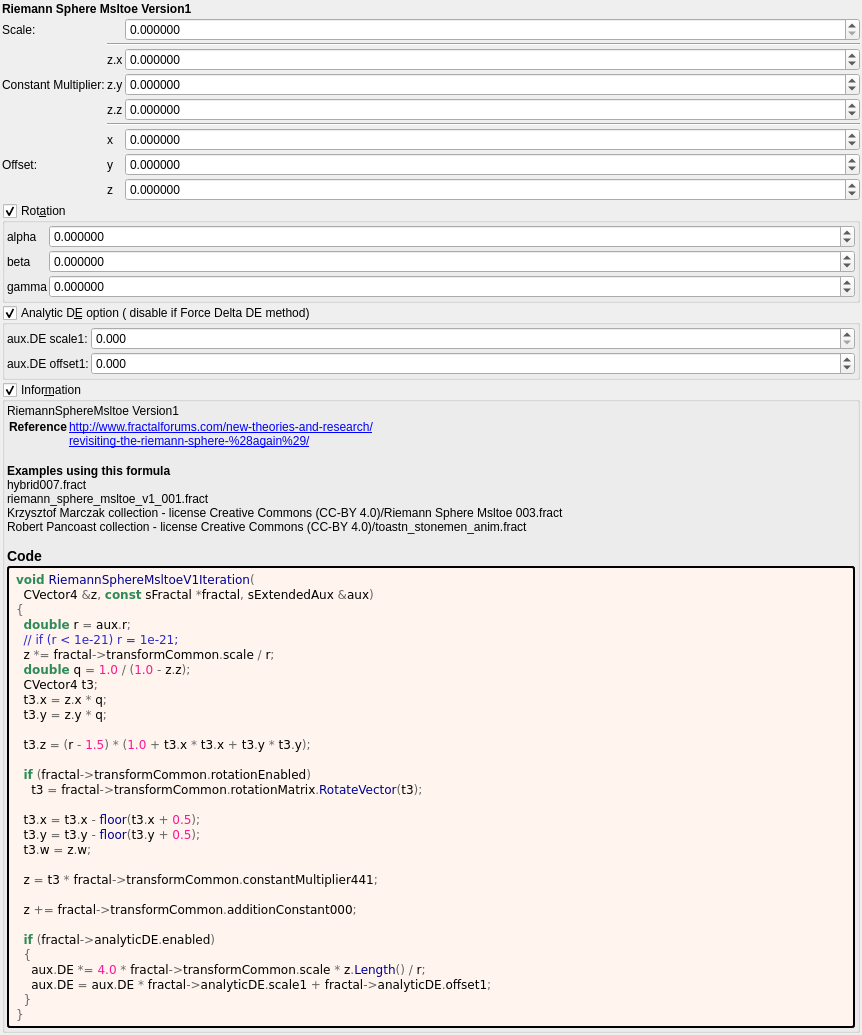
This is mandelbulber2/formula/ui/riemann_sphere_msltoe_v1.ui in buddhi1980/mandelbulber2 as Qt 5 draws it before an edit. The edited form follows.
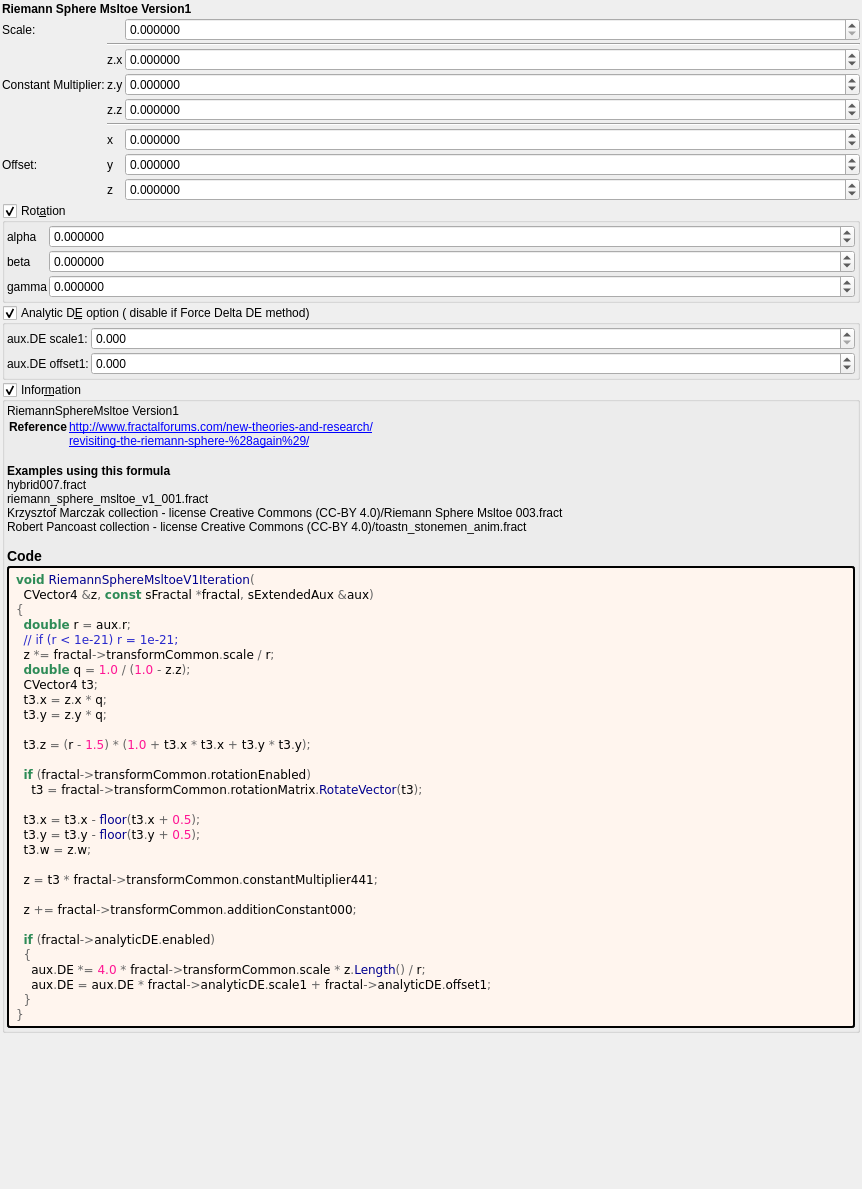
This is the edited form. Custom widgets are drawn as their Qt base class.

```diff
--- a/mandelbulber2/formula/ui/riemann_sphere_msltoe_v1.ui
+++ b/mandelbulber2/formula/ui/riemann_sphere_msltoe_v1.ui
@@ -7,7 +7,7 @@
     <x>0</x>
     <y>0</y>
     <width>862</width>
-    <height>1014</height>
+    <height>1189</height>
    </rect>
   </property>
   <property name="windowTitle">
```
Left out of the diff: 14 changed lines with no effect on the pictures.
